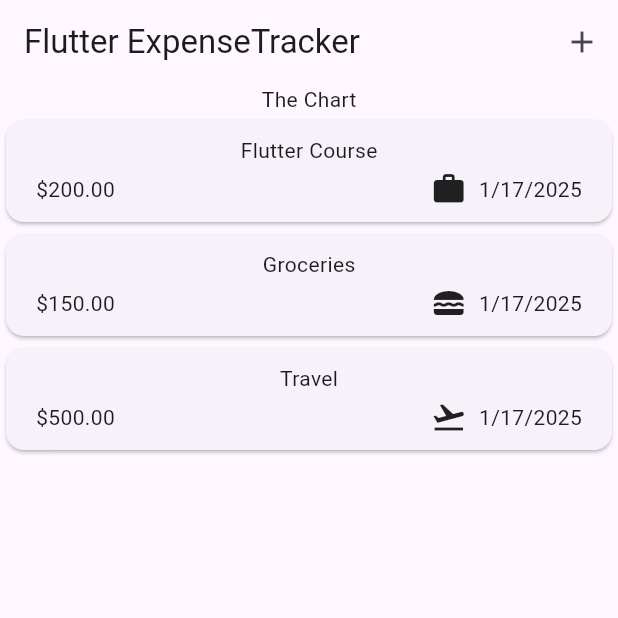
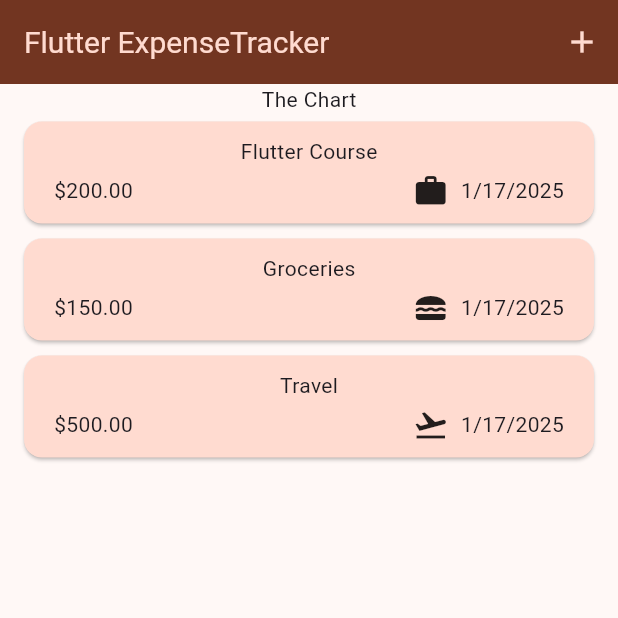
Before and after one commit to shshaheen/Cash-Track, a Flutter app: the screen it shows after launch, on a phone screen of 412 x 824 dp, the top half of it. Run offline on Flutter 3.47's test engine with Material 3 defaults, Android fonts, the phone set to English and light mode, and no system bars.

Commit message:
Added Themes Globally

```diff
--- a/lib/main.dart
+++ b/lib/main.dart
@@ -1,6 +1,9 @@
 import 'package:cash_track/widgets/expenses.dart';
 import 'package:flutter/material.dart';
 
+var kColorScheme = ColorScheme.fromSeed(
+  seedColor: const Color.fromARGB(255, 202, 66, 12),
+);
 void main() {
   runApp(MyApp());
 }
@@ -11,8 +14,30 @@
   Widget build(BuildContext context) {
     return MaterialApp(
       debugShowCheckedModeBanner: false,
-      theme: ThemeData(useMaterial3: true),
-      home:const  Expenses(),
+      theme: ThemeData(
+        colorScheme: kColorScheme,
+        appBarTheme: const AppBarTheme().copyWith(
+          backgroundColor: kColorScheme.onPrimaryContainer,
+          foregroundColor: kColorScheme.primaryContainer,
+        ),
+        cardTheme: const CardTheme().copyWith(
+          color: kColorScheme.secondaryContainer,
+          margin: const EdgeInsets.symmetric(horizontal: 16, vertical: 5),
+        ),
+        elevatedButtonTheme: ElevatedButtonThemeData(
+          style: ElevatedButton.styleFrom(
+            backgroundColor: kColorScheme.onPrimaryContainer,
+            foregroundColor: kColorScheme.primaryContainer,
+          ),
+        ),
+        textTheme: ThemeData().textTheme.copyWith(
+          titleLarge: TextStyle(
+            fontWeight: FontWeight.normal,
+          color: kColorScheme.onSecondaryContainer,
+          fontSize: 20,),
+        ),
+        ),//Default now
+      home: const Expenses(),
     );
   }
 }
--- a/lib/widgets/expenses.dart
+++ b/lib/widgets/expenses.dart
@@ -28,8 +28,6 @@ class _ExpensesState extends State<Expenses> {
         category: Category.travel),
   ];
 
-
-
   void _openAddExpenseOverlay() {
     showModalBottomSheet(
       isScrollControlled: true,
@@ -45,15 +43,46 @@ class _ExpensesState extends State<Expenses> {
       _registeredExpenses.add(expense);
     });
   }
+
+  void _removeExpense(Expense expense) {
+    final expenseIndex = _registeredExpenses.indexOf(expense);
+    setState(() {
+      _registeredExpenses.remove(expense);
+    });
+    ScaffoldMessenger.of(context).clearSnackBars();
+    ScaffoldMessenger.of(context).showSnackBar(
+      SnackBar(
+        duration: Duration(seconds: 3),
+        content: Text("Expense removed"),
+        action: SnackBarAction(
+            label: 'Undo',
+            onPressed: () {
+              setState(() {
+                _registeredExpenses.insert(expenseIndex, expense);
+              });
+            }),
+      ),
+    );
+  }
+
   @override
   Widget build(BuildContext context) {
+    Widget mainContent = const Center(
+      child: Text("No expenses found. Start adding some!"),
+    );
+    if (_registeredExpenses.isNotEmpty) {
+      mainContent = ExpensesList(
+        expenses: _registeredExpenses,
+        onDismiss: _removeExpense,
+      );
+    }
     return Scaffold(
       appBar: AppBar(
-        title:const  Text("Flutter ExpenseTracker"),
+        title: const Text("Flutter ExpenseTracker"),
         actions: [
           IconButton(
             onPressed: _openAddExpenseOverlay,
-            icon:const  Icon(Icons.add),
+            icon: const Icon(Icons.add),
           ),
         ],
       ),
@@ -61,7 +90,7 @@ class _ExpensesState extends State<Expenses> {
         children: [
           Text("The Chart"),
           Expanded(
-            child: ExpensesList(expenses: _registeredExpenses),
+            child: mainContent,
           ),
         ],
       ),
--- a/lib/widgets/expenses_list/expenses_list.dart
+++ b/lib/widgets/expenses_list/expenses_list.dart
@@ -6,13 +6,21 @@ class ExpensesList extends StatelessWidget {
   const ExpensesList({
     super.key,
     required this.expenses,
+    required this.onDismiss, //Function to dismiss the item
   });
   final List<Expense> expenses;
+  final Function(Expense) onDismiss; //Function to dismiss the item
   @override
   Widget build(BuildContext context) {
     return ListView.builder(
       itemCount: expenses.length,
-      itemBuilder: (ctx, index) => ExpensesItem(expense: expenses[index]),
-      );
+      itemBuilder: (ctx, index) => Dismissible(
+          //To Dismiss on swap
+          key: ValueKey(expenses[index]),
+          onDismissed: (direction) {
+            onDismiss(expenses[index]);
+          }, //Function called
+          child: ExpensesItem(expense: expenses[index])),
+    );
   }
 }
--- a/lib/widgets/new_expense.dart
+++ b/lib/widgets/new_expense.dart
@@ -73,7 +73,8 @@ class _NewExpenseState extends State<NewExpense> {
   @override
   Widget build(BuildContext context) {
     return Padding(
-      padding:const EdgeInsets.all(16.0),
+      // padding: const EdgeInsets.all(16.0),
+      padding:const EdgeInsets.fromLTRB(16,48,16,16),
       child: Column(
         children: [
           TextField(
```
